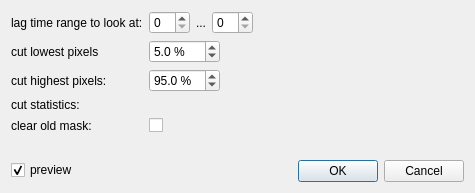
The window that plugins/base_classes/qffinderroneouscorrelationdlg.ui (jkriege2/QuickFit3) describes before a commit, drawn with Qt 5.
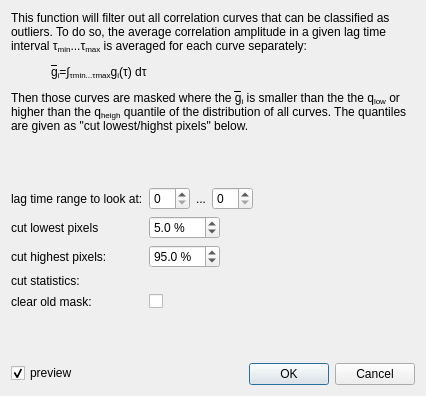
The same window after the commit.

```diff
--- a/plugins/base_classes/qffinderroneouscorrelationdlg.ui
+++ b/plugins/base_classes/qffinderroneouscorrelationdlg.ui
@@ -6,15 +6,15 @@
    <rect>
     <x>0</x>
     <y>0</y>
-    <width>475</width>
-    <height>193</height>
+    <width>426</width>
+    <height>396</height>
    </rect>
   </property>
   <property name="windowTitle">
    <string>Dialog</string>
   </property>
   <layout class="QFormLayout" name="formLayout">
-   <item row="0" column="0">
+   <item row="2" column="0">
     <widget class="QLabel" name="label_2">
      <property name="text">
       <string>lag time range to look at:</string>
@@ -24,7 +24,7 @@
      </property>
     </widget>
    </item>
-   <item row="0" column="1">
+   <item row="2" column="1">
     <layout class="QHBoxLayout" name="horizontalLayout">
      <item>
       <widget class="QSpinBox" name="spinLagMin"/>
@@ -61,7 +61,7 @@
      </item>
     </layout>
    </item>
-   <item row="1" column="0">
+   <item row="3" column="0">
     <widget class="QLabel" name="label_3">
      <property name="text">
       <string>cut lowest pixels</string>
@@ -71,7 +71,7 @@
      </property>
     </widget>
    </item>
-   <item row="1" column="1">
+   <item row="3" column="1">
     <layout class="QHBoxLayout" name="horizontalLayout_3">
      <item>
       <widget class="QDoubleSpinBox" name="spinLowQuantile">
@@ -104,7 +104,7 @@
      </item>
     </layout>
    </item>
-   <item row="2" column="0">
+   <item row="4" column="0">
     <widget class="QLabel" name="label_4">
      <property name="text">
       <string>cut highest pixels:</string>
@@ -114,7 +114,7 @@
      </property>
     </widget>
    </item>
-   <item row="2" column="1">
+   <item row="4" column="1">
     <layout class="QHBoxLayout" name="horizontalLayout_2">
      <item>
       <widget class="QDoubleSpinBox" name="spinHighQuantile">
@@ -147,21 +147,21 @@
      </item>
     </layout>
    </item>
-   <item row="3" column="0">
+   <item row="5" column="0">
     <widget class="QLabel" name="label_5">
      <property name="text">
       <string>cut statistics:</string>
      </property>
     </widget>
    </item>
-   <item row="3" column="1">
+   <item row="5" column="1">
     <widget class="QLabel" name="labStatistics">
      <property name="text">
       <string/>
      </property>
     </widget>
    </item>
-   <item row="6" column="1">
+   <item row="8" column="1">
     <widget class="QDialogButtonBox" name="buttonBox">
      <property name="orientation">
       <enum>Qt::Horizontal</enum>
@@ -171,7 +171,7 @@
      </property>
     </widget>
    </item>
-   <item row="6" column="0">
+   <item row="8" column="0">
     <widget class="QCheckBox" name="chkPreview">
      <property name="text">
       <string>preview</string>
@@ -181,14 +181,14 @@
      </property>
     </widget>
    </item>
-   <item row="4" column="0">
+   <item row="6" column="0">
     <widget class="QLabel" name="label_6">
      <property name="text">
       <string>clear old mask:</string>
      </property>
     </widget>
    </item>
-   <item row="5" column="1">
+   <item row="7" column="1">
     <spacer name="verticalSpacer">
      <property name="orientation">
       <enum>Qt::Vertical</enum>
@@ -201,13 +201,40 @@
      </property>
     </spacer>
    </item>
-   <item row="4" column="1">
+   <item row="6" column="1">
     <widget class="QCheckBox" name="chkClearMask">
      <property name="text">
       <string/>
      </property>
     </widget>
    </item>
+   <item row="0" column="0" colspan="2">
+    <widget class="QLabel" name="label_7">
+     <property name="text">
+      <string>This function will filter out all correlation curves that can be classified as outliers. To do so, the average correlation amplitude in a given lag time interval &amp;tau;&lt;sub&gt;min&lt;/sub&gt;...&amp;tau;&lt;sub&gt;max&lt;/sub&gt; is averaged for each curve separately:
+&lt;blockquote&gt;&lt;span style=&quot;text-decoration: overline&quot;&gt;g&lt;/span&gt;&lt;sub&gt;i&lt;/sub&gt;=&amp;int;&lt;sub&gt;&amp;tau;&lt;sub&gt;min&lt;/sub&gt;...&amp;tau;&lt;sub&gt;max&lt;/sub&gt;&lt;/sub&gt;g&lt;sub&gt;i&lt;/sub&gt;(&amp;tau;) d&amp;tau;&lt;/blockquote&gt;
+Then those curves are masked where the &lt;span style=&quot;text-decoration: overline&quot;&gt;g&lt;/span&gt;&lt;sub&gt;i&lt;/sub&gt; is smaller than the the q&lt;sub&gt;low&lt;/sub&gt; or higher than the q&lt;sub&gt;heigh&lt;/sub&gt; quantile of the distribution of all curves. The quantiles are given as &quot;cut lowest/highst pixels&quot; below.
+
+</string>
+     </property>
+     <property name="wordWrap">
+      <bool>true</bool>
+     </property>
+    </widget>
+   </item>
+   <item row="1" column="0">
+    <spacer name="verticalSpacer_2">
+     <property name="orientation">
+      <enum>Qt::Vertical</enum>
+     </property>
+     <property name="sizeHint" stdset="0">
+      <size>
+       <width>20</width>
+       <height>40</height>
+      </size>
+     </property>
+    </spacer>
+   </item>
   </layout>
  </widget>
  <resources/>
```
